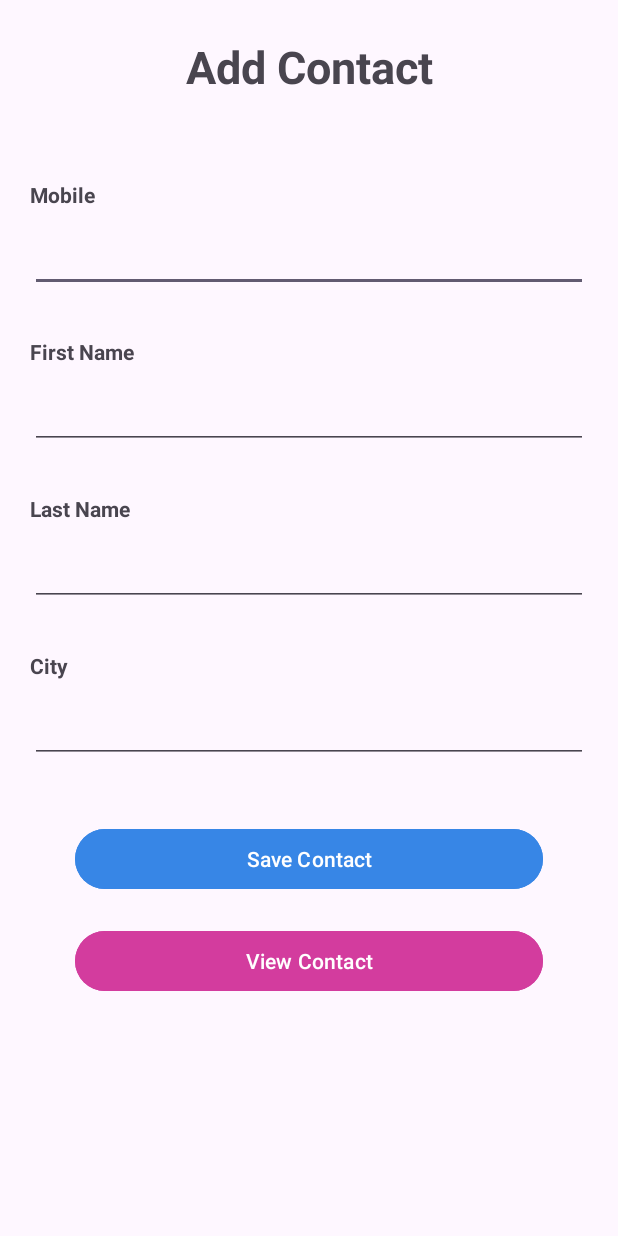
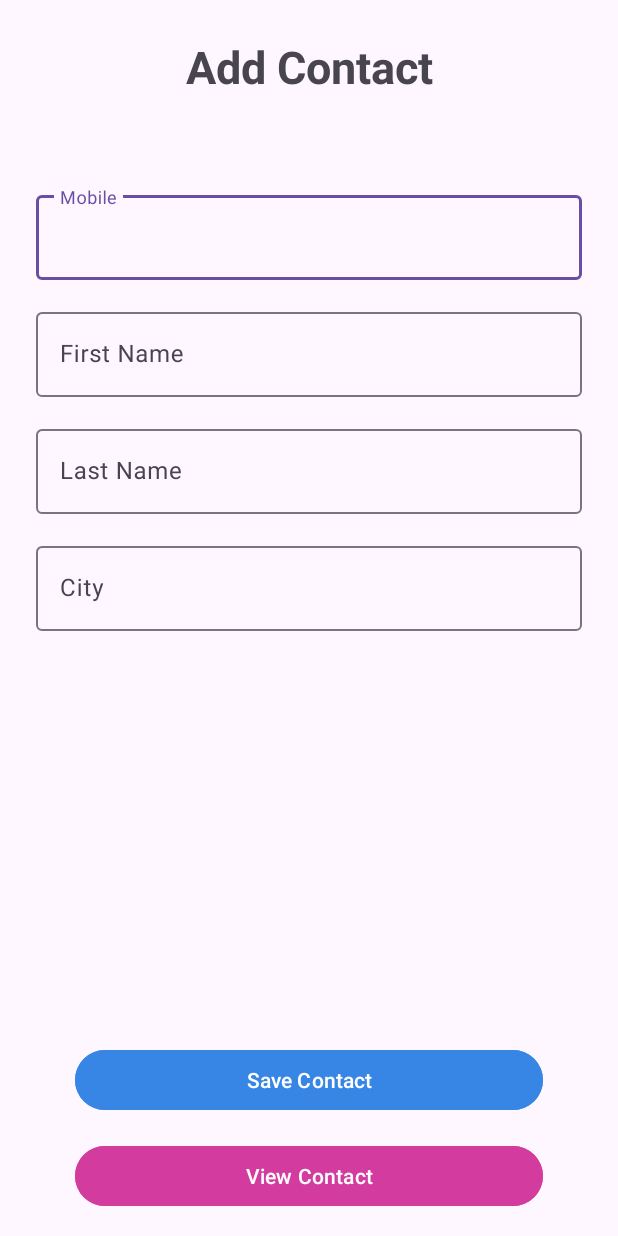
Before and after one commit to ravi1280/Contact-Keeper-Android, an Android app: the screen it shows after launch (MainActivity), on a phone screen of 412 x 824 dp. Run offline under Robolectric (Android 15) with nearby library versions, the phone set to English and light mode, and no system bars.

Commit message:
Update Text Field in save contact

```diff
--- a/App13/app/src/main/res/layout/activity_main.xml
+++ b/App13/app/src/main/res/layout/activity_main.xml
@@ -19,125 +19,103 @@
         app:layout_constraintStart_toStartOf="parent"
         app:layout_constraintTop_toTopOf="parent" />
 
-    <TextView
-        android:id="@+id/textView2"
-        android:layout_width="wrap_content"
-        android:layout_height="wrap_content"
-        android:layout_marginStart="20dp"
-        android:layout_marginTop="55dp"
-        android:text="@string/t2"
-        android:textSize="14sp"
-        android:textStyle="bold"
-        app:layout_constraintStart_toStartOf="parent"
-        app:layout_constraintTop_toBottomOf="@+id/textView" />
-
-    <EditText
-        android:id="@+id/editTextText01"
-        android:layout_width="0dp"
-        android:layout_height="wrap_content"
-        android:layout_marginStart="20dp"
-        android:layout_marginTop="10dp"
-        android:layout_marginEnd="20dp"
-        android:ems="10"
-        android:inputType="phone"
-        app:layout_constraintEnd_toEndOf="parent"
-        app:layout_constraintStart_toStartOf="parent"
-        app:layout_constraintTop_toBottomOf="@+id/textView2" />
-
-    <TextView
-        android:id="@+id/textView3"
-        android:layout_width="wrap_content"
-        android:layout_height="wrap_content"
-        android:layout_marginStart="20dp"
-        android:layout_marginTop="30dp"
-        android:text="@string/t3"
-        android:textStyle="bold"
-        app:layout_constraintStart_toStartOf="parent"
-        app:layout_constraintTop_toBottomOf="@+id/editTextText01" />
-
-    <EditText
-        android:id="@+id/editTextText02"
-        android:layout_width="0dp"
-        android:layout_height="wrap_content"
-        android:layout_marginStart="20dp"
-        android:layout_marginTop="10dp"
-        android:layout_marginEnd="20dp"
-        android:ems="10"
-        android:inputType="text|textPersonName|textCapSentences"
-        app:layout_constraintEnd_toEndOf="parent"
-        app:layout_constraintStart_toStartOf="parent"
-        app:layout_constraintTop_toBottomOf="@+id/textView3" />
-
-    <TextView
-        android:id="@+id/textView4"
-        android:layout_width="wrap_content"
-        android:layout_height="wrap_content"
-        android:layout_marginStart="20dp"
-        android:layout_marginTop="30dp"
-        android:text="@string/t4"
-        android:textStyle="bold"
-        app:layout_constraintStart_toStartOf="parent"
-        app:layout_constraintTop_toBottomOf="@+id/editTextText02" />
-
-    <EditText
-        android:id="@+id/editTextText03"
-        android:layout_width="0dp"
-        android:layout_height="wrap_content"
-        android:layout_marginStart="20dp"
-        android:layout_marginTop="10dp"
-        android:layout_marginEnd="20dp"
-        android:ems="10"
-        android:inputType="text|textPersonName|textCapSentences"
-        app:layout_constraintEnd_toEndOf="parent"
-        app:layout_constraintStart_toStartOf="parent"
-        app:layout_constraintTop_toBottomOf="@+id/textView4" />
-
-    <TextView
-        android:id="@+id/textView5"
-        android:layout_width="wrap_content"
-        android:layout_height="wrap_content"
-        android:layout_marginStart="20dp"
-        android:layout_marginTop="30dp"
-        android:text="@string/t5"
-        android:textStyle="bold"
-        app:layout_constraintStart_toStartOf="parent"
-        app:layout_constraintTop_toBottomOf="@+id/editTextText03" />
-
-    <EditText
-        android:id="@+id/editTextText04"
-        android:layout_width="0dp"
-        android:layout_height="wrap_content"
-        android:layout_marginStart="20dp"
-        android:layout_marginTop="10dp"
-        android:layout_marginEnd="20dp"
-        android:ems="10"
-        android:inputType="text|textCapSentences"
-        app:layout_constraintEnd_toEndOf="parent"
-        app:layout_constraintStart_toStartOf="parent"
-        app:layout_constraintTop_toBottomOf="@+id/textView5" />
-
     <Button
         android:id="@+id/button01"
         android:layout_width="0dp"
         android:layout_height="wrap_content"
         android:layout_marginStart="50dp"
-        android:layout_marginTop="40dp"
         android:layout_marginEnd="50dp"
+        android:layout_marginBottom="16dp"
         android:backgroundTint="@color/b1"
         android:text="@string/b1"
+        app:layout_constraintBottom_toTopOf="@+id/button02"
         app:layout_constraintEnd_toEndOf="parent"
-        app:layout_constraintStart_toStartOf="parent"
-        app:layout_constraintTop_toBottomOf="@+id/editTextText04" />
+        app:layout_constraintStart_toStartOf="parent" />
 
     <Button
         android:id="@+id/button02"
         android:layout_width="0dp"
         android:layout_height="wrap_content"
-        android:layout_marginTop="20dp"
+        android:layout_marginBottom="16dp"
         android:backgroundTint="@color/b2"
         android:text="@string/b2"
+        app:layout_constraintBottom_toBottomOf="parent"
         app:layout_constraintEnd_toEndOf="@+id/button01"
-        app:layout_constraintStart_toStartOf="@+id/button01"
-        app:layout_constraintTop_toBottomOf="@+id/button01" />
+        app:layout_constraintStart_toStartOf="@+id/button01" />
+
+    <com.google.android.material.textfield.TextInputLayout
+        android:id="@+id/textInputLayout"
+        android:layout_width="0dp"
+        android:layout_height="wrap_content"
+        android:layout_marginStart="24dp"
+        android:layout_marginTop="60dp"
+        android:layout_marginEnd="24dp"
+        app:layout_constraintEnd_toEndOf="parent"
+        app:layout_constraintStart_toStartOf="parent"
+        app:layout_constraintTop_toBottomOf="@+id/textView">
+
+        <com.google.android.material.textfield.TextInputEditText
+            android:id="@+id/editTextText01"
+            android:layout_width="match_parent"
+            android:layout_height="wrap_content"
+            android:hint="Mobile"
+            android:inputType="phone" />
+    </com.google.android.material.textfield.TextInputLayout>
+
+    <com.google.android.material.textfield.TextInputLayout
+        android:id="@+id/textInputLayout2"
+        android:layout_width="0dp"
+        android:layout_height="wrap_content"
+        android:layout_marginStart="24dp"
+        android:layout_marginTop="16dp"
+        android:layout_marginEnd="24dp"
+        app:layout_constraintEnd_toEndOf="parent"
+        app:layout_constraintStart_toStartOf="parent"
+        app:layout_constraintTop_toBottomOf="@+id/textInputLayout">
+
+        <com.google.android.material.textfield.TextInputEditText
+            android:id="@+id/editTextText02"
+            android:layout_width="match_parent"
+            android:layout_height="wrap_content"
+            android:hint="First Name"
+            android:inputType="text|textPersonName|textCapSentences" />
+    </com.google.android.material.textfield.TextInputLayout>
+
+    <com.google.android.material.textfield.TextInputLayout
+        android:id="@+id/textInputLayout3"
+        android:layout_width="0dp"
+        android:layout_height="wrap_content"
+        android:layout_marginStart="24dp"
+        android:layout_marginTop="16dp"
+        android:layout_marginEnd="24dp"
+        app:layout_constraintEnd_toEndOf="parent"
+        app:layout_constraintStart_toStartOf="parent"
+        app:layout_constraintTop_toBottomOf="@+id/textInputLayout2">
+
+        <com.google.android.material.textfield.TextInputEditText
+            android:id="@+id/editTextText03"
+            android:layout_width="match_parent"
+            android:layout_height="wrap_content"
+            android:hint="Last Name"
+            android:inputType="text|textPersonName|textCapSentences" />
+    </com.google.android.material.textfield.TextInputLayout>
+
+    <com.google.android.material.textfield.TextInputLayout
+        android:layout_width="0dp"
+        android:layout_height="wrap_content"
+        android:layout_marginStart="24dp"
+        android:layout_marginTop="16dp"
+        android:layout_marginEnd="24dp"
+        app:layout_constraintEnd_toEndOf="parent"
+        app:layout_constraintStart_toStartOf="parent"
+        app:layout_constraintTop_toBottomOf="@+id/textInputLayout3">
+
+        <com.google.android.material.textfield.TextInputEditText
+            android:id="@+id/editTextText04"
+            android:layout_width="match_parent"
+            android:layout_height="wrap_content"
+            android:hint="City"
+            android:inputType="text|textCapSentences" />
+    </com.google.android.material.textfield.TextInputLayout>
 
 </androidx.constraintlayout.widget.ConstraintLayout>
```
